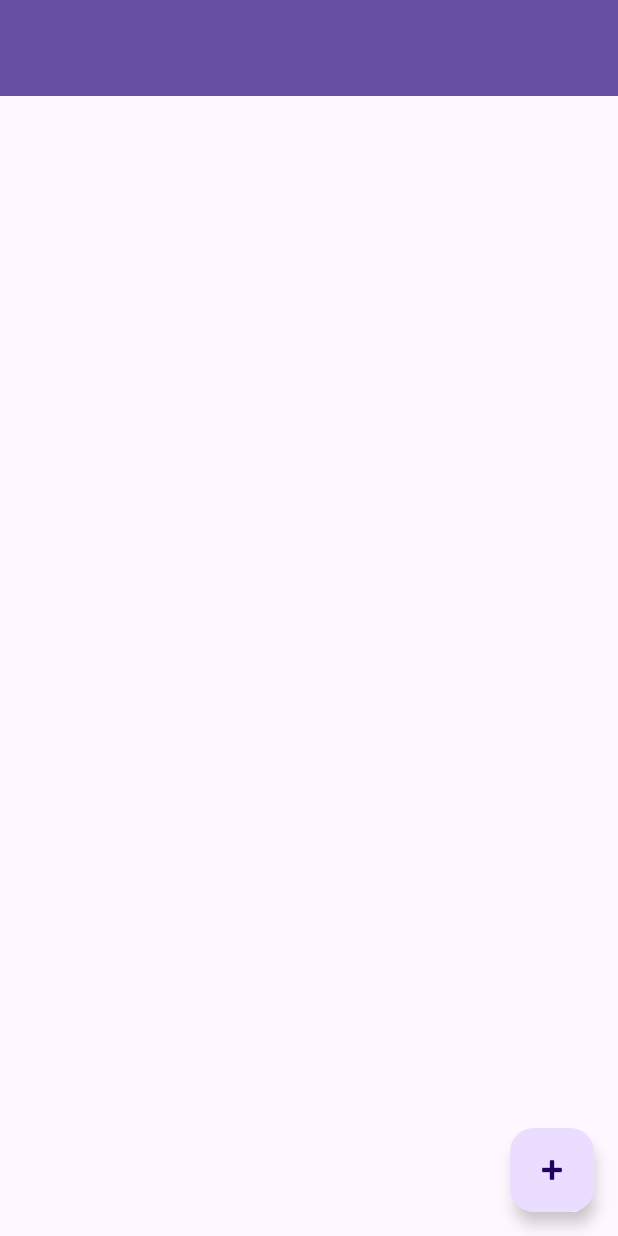
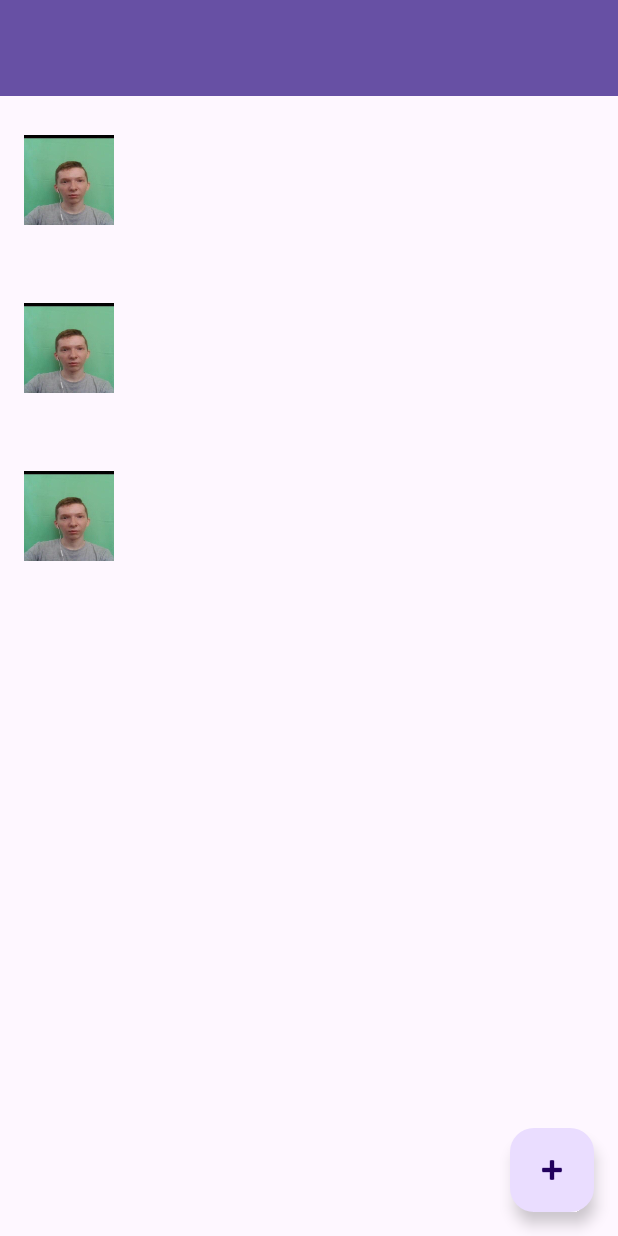
Before and after one commit to Ezu46/Zapiskiii, an Android app: the layout activity_main.xml on its own in the app's theme, with its tools: preview values and no code run, on a phone screen of 412 x 824 dp. Run offline under Robolectric (Android 15) with nearby library versions, the phone set to English and light mode, and no system bars.

Commit message:
фотки починил

```diff
--- a/app/build.gradle.kts
+++ b/app/build.gradle.kts
@@ -44,6 +44,9 @@ dependencies {
     androidTestImplementation(libs.ext.junit)
     androidTestImplementation(libs.espresso.core)
 
+    implementation ("com.github.bumptech.glide:glide:4.16.0")
+    annotationProcessor ("com.github.bumptech.glide:compiler:4.16.0")
+
     // Room components
     implementation("androidx.room:room-runtime:$room_version")
     annotationProcessor("androidx.room:room-compiler:$room_version")
--- a/app/src/main/res/layout/list_item_entry.xml
+++ b/app/src/main/res/layout/list_item_entry.xml
@@ -2,14 +2,29 @@
 <LinearLayout xmlns:android="http://schemas.android.com/apk/res/android"
     android:layout_width="match_parent"
     android:layout_height="wrap_content"
-    android:orientation="vertical"
+    android:orientation="horizontal"
     android:padding="16dp">
 
-    <TextView
-        android:id="@+id/text_view_title"
-        android:layout_width="wrap_content"
+    <ImageView
+        android:id="@+id/image_view_thumbnail"
+        android:layout_width="60dp"
+        android:layout_height="60dp"
+        android:layout_gravity="center_vertical"
+        android:scaleType="centerCrop"
+        android:src="@drawable/ic_image_placeholder" />
+
+    <LinearLayout
+        android:layout_width="0dp"
         android:layout_height="wrap_content"
-        android:textAppearance="@style/TextAppearance.AppCompat.Large" />
+        android:layout_weight="1"
+        android:orientation="vertical"
+        android:layout_marginStart="12dp">
+
+        <TextView
+            android:id="@+id/text_view_title"
+            android:layout_width="wrap_content"
+            android:layout_height="wrap_content"
+            android:textAppearance="@style/TextAppearance.AppCompat.Large" />
 
     <TextView
         android:id="@+id/text_view_date"
@@ -24,5 +39,6 @@
         android:layout_marginTop="8dp"
         android:maxLines="2"
         android:ellipsize="end" />
+    </LinearLayout>
 
 </LinearLayout>
--- /dev/null
+++ b/app/src/main/res/mipmap-anydpi-v26/ic_image_placeholder.xml
@@ -0,0 +1,4 @@
+<?xml version="1.0" encoding="utf-8"?>
+<adaptive-icon xmlns:android="http://schemas.android.com/apk/res/android">
+    <foreground android:drawable="@drawable/ic_image_placeholder"/>
+</adaptive-icon>
--- /dev/null
+++ b/app/src/main/res/mipmap-anydpi-v26/ic_image_placeholder_round.xml
@@ -0,0 +1,4 @@
+<?xml version="1.0" encoding="utf-8"?>
+<adaptive-icon xmlns:android="http://schemas.android.com/apk/res/android">
+    <foreground android:drawable="@drawable/ic_image_placeholder"/>
+</adaptive-icon>
```
Also changed, not shown: app/src/main/java/com/example/zapiskiii/AddEditEntryActivity.java (+50 -7 lines), app/src/main/java/com/example/zapiskiii/ui/adapter/DiaryEntryAdapter.java (+23 -0 lines), app/src/main/ic_image_placeholder-playstore.png (added), app/src/main/res/drawable/ic_image_placeholder.jpg (added), app/src/main/res/mipmap-hdpi/ic_image_placeholder.webp (added), app/src/main/res/mipmap-hdpi/ic_image_placeholder_round.webp (added), app/src/main/res/mipmap-mdpi/ic_image_placeholder.webp (added), app/src/main/res/mipmap-mdpi/ic_image_placeholder_round.webp (added), app/src/main/res/mipmap-xhdpi/ic_image_placeholder.webp (added), app/src/main/res/mipmap-xhdpi/ic_image_placeholder_round.webp (added), app/src/main/res/mipmap-xxhdpi/ic_image_placeholder.webp (added), app/src/main/res/mipmap-xxhdpi/ic_image_placeholder_round.webp (added), app/src/main/res/mipmap-xxxhdpi/ic_image_placeholder.webp (added), app/src/main/res/mipmap-xxxhdpi/ic_image_placeholder_round.webp (added), 2 other files.
